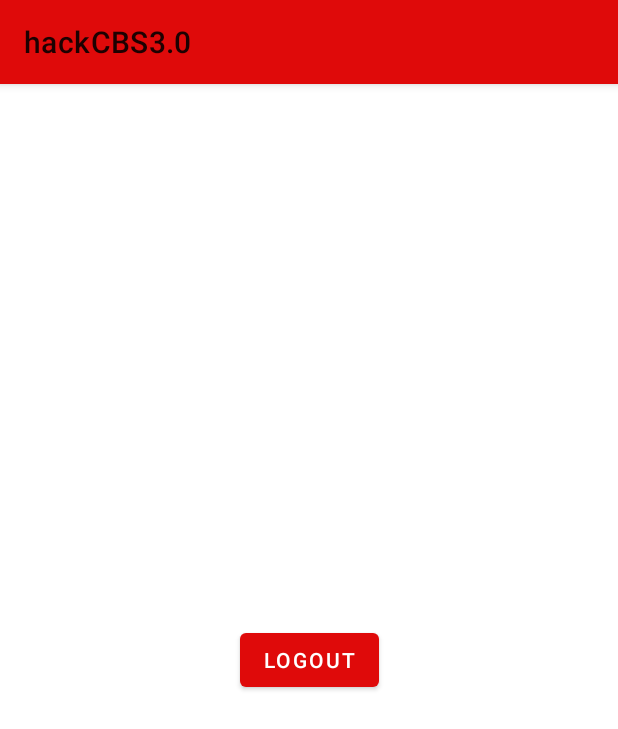
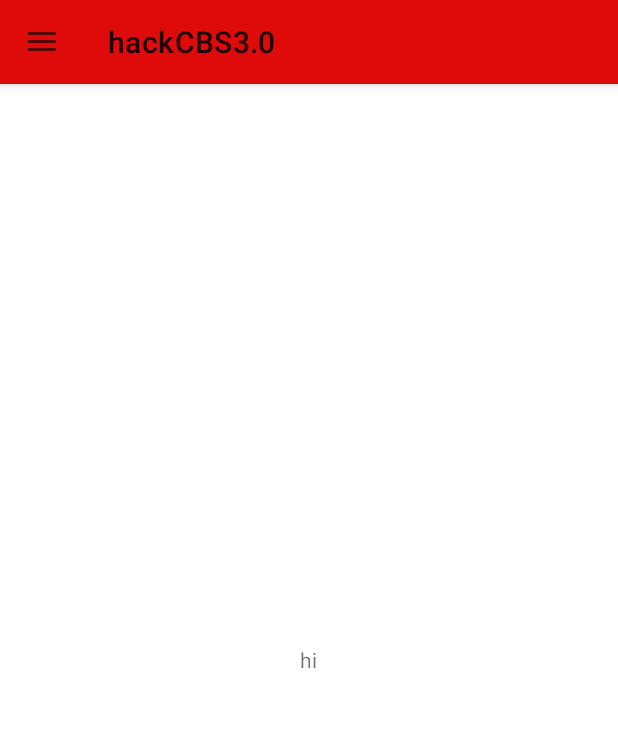
Before and after one commit to mabhinav004/hackCBS3.0, an Android app: the screen it shows after launch once a user with an empty profile is signed in (MainActivity2 before the commit, StartActivity after it), on a phone screen of 412 x 824 dp. Shown: the top 729 px of the screen. Run offline under Robolectric (Android 15) with nearby library versions, the phone set to English and light mode, and no system bars; our stand-ins replace Firebase (no records; nobody signed in at launch, a user with empty details on screens opened directly).

Commit message:
login connected with navigation drawer

```diff
--- a/app/src/main/AndroidManifest.xml
+++ b/app/src/main/AndroidManifest.xml
@@ -10,7 +10,6 @@
         android:supportsRtl="true"
         android:theme="@style/AppTheme">
 
-        <activity android:name=".MainActivity2"></activity>
         <activity android:name=".StartActivity"
             android:theme="@style/AppTheme1"></activity>
 
--- a/app/src/main/java/com/example/hackcbs30/MainActivity.java
+++ b/app/src/main/java/com/example/hackcbs30/MainActivity.java
@@ -129,7 +129,7 @@
     private void userIsLoggedIn() {
         FirebaseUser user = FirebaseAuth.getInstance().getCurrentUser();
         if(user != null){
-            startActivity(new Intent(getApplicationContext(), MainActivity2.class));
+            startActivity(new Intent(getApplicationContext(), StartActivity.class));
             finish();
             return;
         }
--- a/app/src/main/java/com/example/hackcbs30/MainActivity2.java
+++ /dev/null
@@ -1,31 +0,0 @@
-package com.example.hackcbs30;
-
-import androidx.appcompat.app.AppCompatActivity;
-
-import android.content.Intent;
-import android.os.Bundle;
-import android.view.View;
-import android.widget.Button;
-
-import com.google.firebase.auth.FirebaseAuth;
-
-public class MainActivity2 extends AppCompatActivity {
-
-    @Override
-    protected void onCreate(Bundle savedInstanceState) {
-        super.onCreate(savedInstanceState);
-        setContentView(R.layout.activity_main2);
-        Button logout=findViewById(R.id.Logout);
-        logout.setOnClickListener(new View.OnClickListener() {
-            @Override
-            public void onClick(View v) {
-                FirebaseAuth.getInstance().signOut();
-                Intent intent=new Intent(getApplicationContext(),MainActivity.class);
-                intent.addFlags(Intent.FLAG_ACTIVITY_CLEAR_TOP);
-                startActivity(intent);
-                finish();
-                return;
-            }
-        });
-    }
-}
--- a/app/src/main/java/com/example/hackcbs30/StartActivity.java
+++ b/app/src/main/java/com/example/hackcbs30/StartActivity.java
@@ -6,12 +6,15 @@
 import androidx.drawerlayout.widget.DrawerLayout;
 import androidx.fragment.app.FragmentTransaction;
 
+import android.content.Intent;
 import android.os.Bundle;
 import android.view.MenuItem;
+import android.view.View;
 import android.widget.Toast;
 
 import com.google.android.material.appbar.MaterialToolbar;
 import com.google.android.material.navigation.NavigationView;
+import com.google.firebase.auth.FirebaseAuth;
 
 public class StartActivity extends AppCompatActivity {
 
@@ -36,7 +39,12 @@
             public boolean onNavigationItemSelected(@NonNull MenuItem item) {
                 switch (item.getItemId()){
                     case R.id.logout:
-                        Toast.makeText(StartActivity.this, "logout", Toast.LENGTH_SHORT).show();
+
+                                FirebaseAuth.getInstance().signOut();
+                                Intent intent=new Intent(getApplicationContext(),MainActivity.class);
+                                intent.addFlags(Intent.FLAG_ACTIVITY_CLEAR_TOP);
+                                startActivity(intent);
+                                finish();
                         break;
 
                     default:
--- a/app/src/main/res/layout/activity_main.xml
+++ b/app/src/main/res/layout/activity_main.xml
@@ -12,8 +12,8 @@
         android:layout_height="wrap_content"
         android:layout_marginTop="204dp"
         android:ems="10"
+        android:hint="Mobile number"
         android:inputType="textPersonName"
-        android:text="Mobile number"
         app:layout_constraintEnd_toEndOf="parent"
         app:layout_constraintHorizontal_bias="0.5"
         app:layout_constraintStart_toStartOf="parent"
@@ -25,8 +25,8 @@
         android:layout_height="wrap_content"
         android:layout_marginTop="27dp"
         android:ems="10"
+        android:hint="OTP"
         android:inputType="textPersonName"
-        android:text="OTP"
         app:layout_constraintEnd_toEndOf="parent"
         app:layout_constraintHorizontal_bias="0.5"
         app:layout_constraintStart_toStartOf="parent"
--- a/app/src/main/res/layout/activity_main2.xml
+++ /dev/null
@@ -1,19 +0,0 @@
-<?xml version="1.0" encoding="utf-8"?>
-<androidx.constraintlayout.widget.ConstraintLayout xmlns:android="http://schemas.android.com/apk/res/android"
-    xmlns:app="http://schemas.android.com/apk/res-auto"
-    xmlns:tools="http://schemas.android.com/tools"
-    android:layout_width="match_parent"
-    android:layout_height="match_parent"
-    tools:context=".MainActivity2">
-
-    <Button
-        android:id="@+id/Logout"
-        android:layout_width="wrap_content"
-        android:layout_height="wrap_content"
-        android:text="Logout"
-        app:layout_constraintBottom_toBottomOf="parent"
-        app:layout_constraintEnd_toEndOf="parent"
-        app:layout_constraintHorizontal_bias="0.5"
-        app:layout_constraintStart_toStartOf="parent"
-        app:layout_constraintTop_toTopOf="parent" />
-</androidx.constraintlayout.widget.ConstraintLayout>
```
